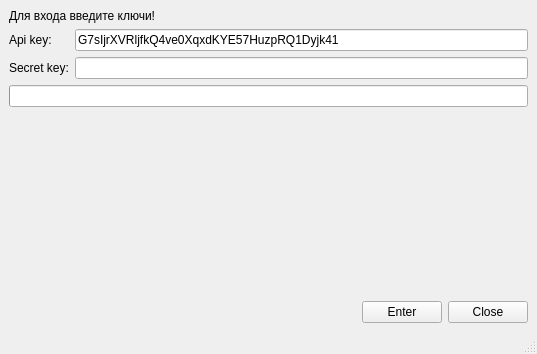
Above: loginwondow.ui from chiterelk/botKuna before the change. Below: the same form after it.
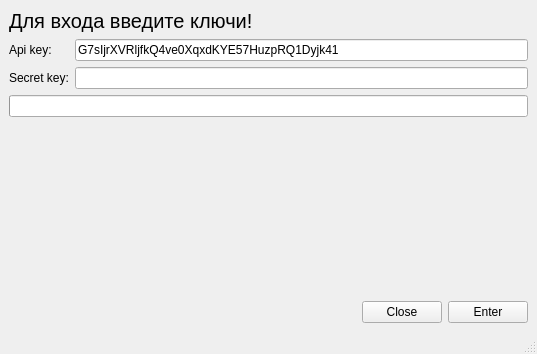
That is the form after the change.

The edit to the form file:
```diff
--- a/loginwondow.ui
+++ b/loginwondow.ui
@@ -16,7 +16,12 @@
   <widget class="QWidget" name="centralwidget">
    <layout class="QVBoxLayout" name="verticalLayout">
     <item>
-     <widget class="QLabel" name="label">
+     <widget class="QLabel" name="labelInf">
+      <property name="font">
+       <font>
+        <pointsize>15</pointsize>
+       </font>
+      </property>
       <property name="text">
        <string>Для входа введите ключи!</string>
       </property>
@@ -100,13 +105,6 @@
         </property>
        </spacer>
       </item>
-      <item>
-       <widget class="QPushButton" name="pushButton">
-        <property name="text">
-         <string>Enter</string>
-        </property>
-       </widget>
-      </item>
       <item>
        <widget class="QPushButton" name="pushButton_2">
         <property name="text">
@@ -114,6 +112,13 @@
         </property>
        </widget>
       </item>
+      <item>
+       <widget class="QPushButton" name="pushButton">
+        <property name="text">
+         <string>Enter</string>
+        </property>
+       </widget>
+      </item>
      </layout>
     </item>
    </layout>
```
